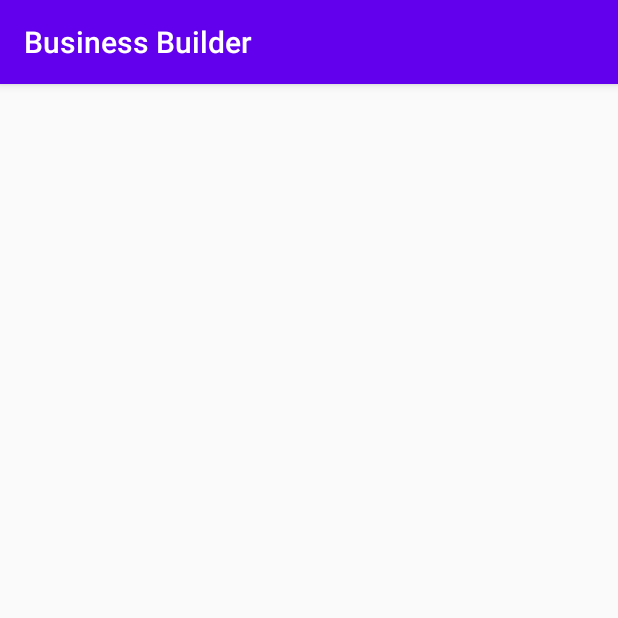
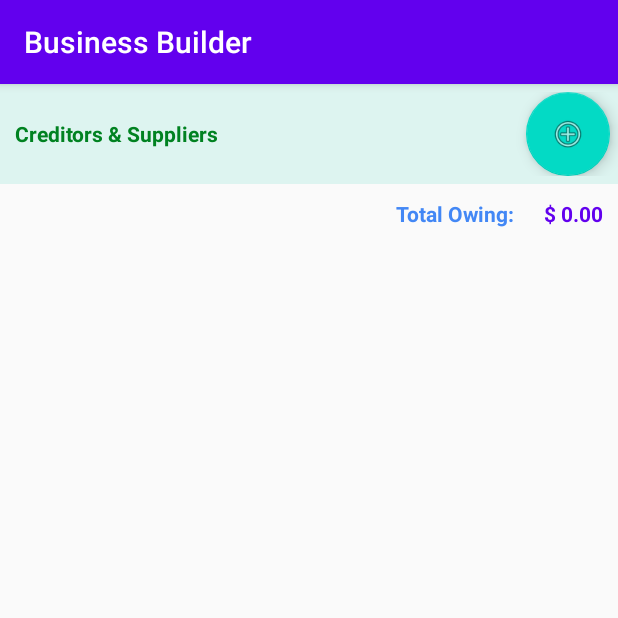
Before and after one commit to MaxxBurn/Business-Builder, an Android app: the SuppliersCreditors screen opened directly, with no data from a screen before it, on a phone screen of 412 x 824 dp, the top half of it. Run offline under Robolectric (Android 15) with nearby library versions, the light colour scheme and no system bars.

Commit message:
06/29/2020

```diff
--- a/app/src/main/AndroidManifest.xml
+++ b/app/src/main/AndroidManifest.xml
@@ -11,7 +11,8 @@
         android:roundIcon="@mipmap/ic_launcher_round"
         android:supportsRtl="true"
         android:theme="@style/AppTheme">
-        <activity android:name=".CustomerDebtorsMenu"></activity>
+        <activity android:name=".AddCreditorsSuppliers"></activity>
+        <activity android:name=".CustomerDebtorsMenu" />
         <activity android:name=".AddEmployee" />
         <activity android:name=".Other" />
         <activity android:name=".StrategicPartners" />
--- a/app/src/main/java/com/example/businessbuilder/SuppliersCreditors.kt
+++ b/app/src/main/java/com/example/businessbuilder/SuppliersCreditors.kt
@@ -1,11 +1,23 @@
 package com.example.businessbuilder
 
+import android.content.Intent
 import androidx.appcompat.app.AppCompatActivity
 import android.os.Bundle
+import com.google.android.material.floatingactionbutton.FloatingActionButton
 
 class SuppliersCreditors : AppCompatActivity() {
+
+    lateinit var addButton : FloatingActionButton
     override fun onCreate(savedInstanceState: Bundle?) {
         super.onCreate(savedInstanceState)
         setContentView(R.layout.activity_suppliers_creditors)
+
+        addButton = findViewById(R.id.addCreditsSuppliers)
+
+        addButton.setOnClickListener {
+            val intent = Intent(this, AddCreditorsSuppliers::class.java)
+            startActivity(intent)
+        }
+
     }
 }
--- a/app/src/main/res/layout/activity_suppliers_creditors.xml
+++ b/app/src/main/res/layout/activity_suppliers_creditors.xml
@@ -6,4 +6,75 @@
     android:layout_height="match_parent"
     tools:context=".SuppliersCreditors">
 
+    <ScrollView
+        android:layout_width="match_parent"
+        android:layout_height="match_parent">
+
+        <LinearLayout
+            android:layout_width="match_parent"
+            android:layout_height="wrap_content"
+            android:orientation="vertical" >
+
+            <androidx.constraintlayout.widget.ConstraintLayout
+                android:layout_width="match_parent"
+                android:layout_height="match_parent"
+                android:layout_marginBottom="10dp"
+                android:background="@color/background_thingy_brighter"
+                android:paddingTop="5dp"
+                android:paddingBottom="5dp">
+
+                <TextView
+                    android:id="@+id/textView150"
+                    android:layout_width="wrap_content"
+                    android:layout_height="wrap_content"
+                    android:layout_marginLeft="10dp"
+                    android:layout_marginTop="18dp"
+                    android:text="Creditors &amp; Suppliers"
+                    android:textColor="@color/FirstItemBackground"
+                    android:textStyle="bold"
+                    app:layout_constraintStart_toStartOf="parent"
+                    app:layout_constraintTop_toTopOf="parent" />
+
+                <com.google.android.material.floatingactionbutton.FloatingActionButton
+                    android:id="@+id/addCreditsSuppliers"
+                    android:layout_width="wrap_content"
+                    android:layout_height="wrap_content"
+                    android:layout_marginRight="5dp"
+                    android:clickable="true"
+                    app:layout_constraintBottom_toBottomOf="parent"
+                    app:layout_constraintEnd_toEndOf="parent"
+                    app:layout_constraintTop_toTopOf="parent"
+                    app:srcCompat="@android:drawable/ic_menu_add" />
+            </androidx.constraintlayout.widget.ConstraintLayout>
+
+            <androidx.constraintlayout.widget.ConstraintLayout
+                android:layout_width="match_parent"
+                android:layout_height="match_parent">
+
+                <TextView
+                    android:id="@+id/textView157"
+                    android:layout_width="wrap_content"
+                    android:layout_height="wrap_content"
+                    android:layout_marginRight="20dp"
+                    android:text="Total Owing:"
+                    android:textColor="@color/text_color_in_blue_background"
+                    android:textStyle="bold"
+                    app:layout_constraintBottom_toBottomOf="parent"
+                    app:layout_constraintEnd_toStartOf="@+id/textView158"
+                    app:layout_constraintTop_toTopOf="parent" />
+
+                <TextView
+                    android:id="@+id/textView158"
+                    android:layout_width="wrap_content"
+                    android:layout_height="wrap_content"
+                    android:layout_marginRight="10dp"
+                    android:text="$ 0.00"
+                    android:textColor="@color/colorPrimary"
+                    android:textStyle="bold"
+                    app:layout_constraintBottom_toBottomOf="parent"
+                    app:layout_constraintEnd_toEndOf="parent"
+                    app:layout_constraintTop_toTopOf="parent" />
+            </androidx.constraintlayout.widget.ConstraintLayout>
+        </LinearLayout>
+    </ScrollView>
 </androidx.constraintlayout.widget.ConstraintLayout>
```
Also changed, not shown: app/src/main/java/com/example/businessbuilder/AddCreditorsSuppliers.kt (added, +11 -0 lines), app/src/main/java/com/example/businessbuilder/KeyPeople.kt (+6 -3 lines), app/src/main/res/layout/activity_add_creditors_suppliers.xml (added, +387 -0 lines), app/src/main/res/layout/activity_add_income_menu.xml (+27 -7 lines), app/src/main/res/layout/activity_mile_stone.xml (+10 -4 lines).
